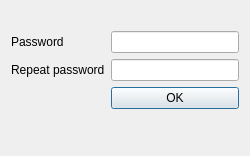
First picture: the form in Qt-SESAM/masterpassworddialog.ui, repository 607011/Qt-SESAM, before the edit.
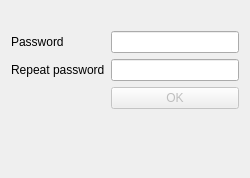
Second picture: the form after the edit.

Commit message: OK button only enabled when password field is not empty.

Diff of the .ui file:
```diff
--- a/Qt-SESAM/masterpassworddialog.ui
+++ b/Qt-SESAM/masterpassworddialog.ui
@@ -7,7 +7,7 @@
     <x>0</x>
     <y>0</y>
     <width>250</width>
-    <height>128</height>
+    <height>178</height>
    </rect>
   </property>
   <property name="focusPolicy">
@@ -41,6 +41,9 @@
      </item>
      <item row="3" column="1">
       <widget class="QPushButton" name="okPushButton">
+       <property name="enabled">
+        <bool>false</bool>
+       </property>
        <property name="text">
         <string>OK</string>
        </property>
```
The commit also changes 2 other files.
